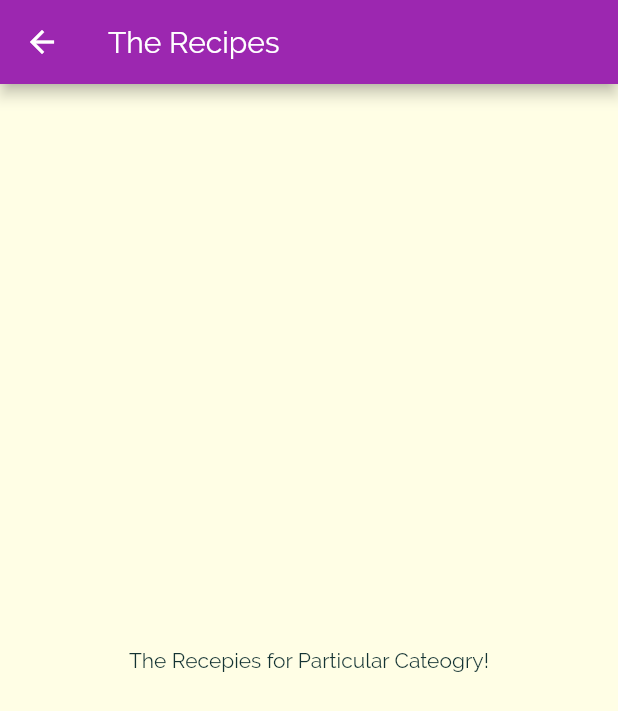
After one commit to khudania/meal_app, a Flutter app: the screen it shows after launch, after a tap on "Italian", on a phone screen of 412 x 824 dp. The commit adds this screen. Shown: the top 711 px of the screen. Run offline on Flutter 3.47's test engine with Material 2 defaults, Android fonts, the phone set to English and light mode, and no system bars.

Commit message:
Added Empty Recipes Screen and Completed avigation to that screen

```diff
--- /dev/null
+++ b/lib/screens/category_meals_screen.dart
@@ -0,0 +1,19 @@
+import 'package:flutter/material.dart';
+
+class CategoryMealsScreen extends StatelessWidget {
+  @override
+  Widget build(BuildContext context) {
+    return Scaffold(
+      appBar: AppBar(
+        title: Text(
+          'The Recipes',
+        ),
+      ),
+      body: Center(
+        child: Text(
+          'The Recepies for Particular Cateogry!',
+        ),
+      ),
+    );
+  }
+}
--- a/lib/widgets/category_item.dart
+++ b/lib/widgets/category_item.dart
@@ -1,4 +1,5 @@
 import 'package:flutter/material.dart';
+import 'package:meal_app/screens/category_meals_screen.dart';
 
 class CategoryItem extends StatelessWidget {
   final String title;
@@ -6,9 +7,23 @@ class CategoryItem extends StatelessWidget {
 
   CategoryItem(this.title, this.color);
 
+  void selectCategory(BuildContext ctx) {
+    Navigator.of(ctx).push(
+      MaterialPageRoute(
+        builder: (_) {
+          return CategoryMealsScreen();
+        },
+      ),
+    );
+  }
+
   @override
   Widget build(BuildContext context) {
-    return Container(
+    return InkWell(
+      onTap: () => selectCategory(context),
+      splashColor: Theme.of(context).primaryColor,
+      borderRadius: BorderRadius.circular(15),
+      child: Container(
         padding: const EdgeInsets.all(15),
         child: Text(
           title,
@@ -25,6 +40,7 @@ class CategoryItem extends StatelessWidget {
           ),
           borderRadius: BorderRadius.circular(15),
         ),
+      ),
     );
   }
 }
```
Lines whose indentation alone changed are shown as unchanged.
